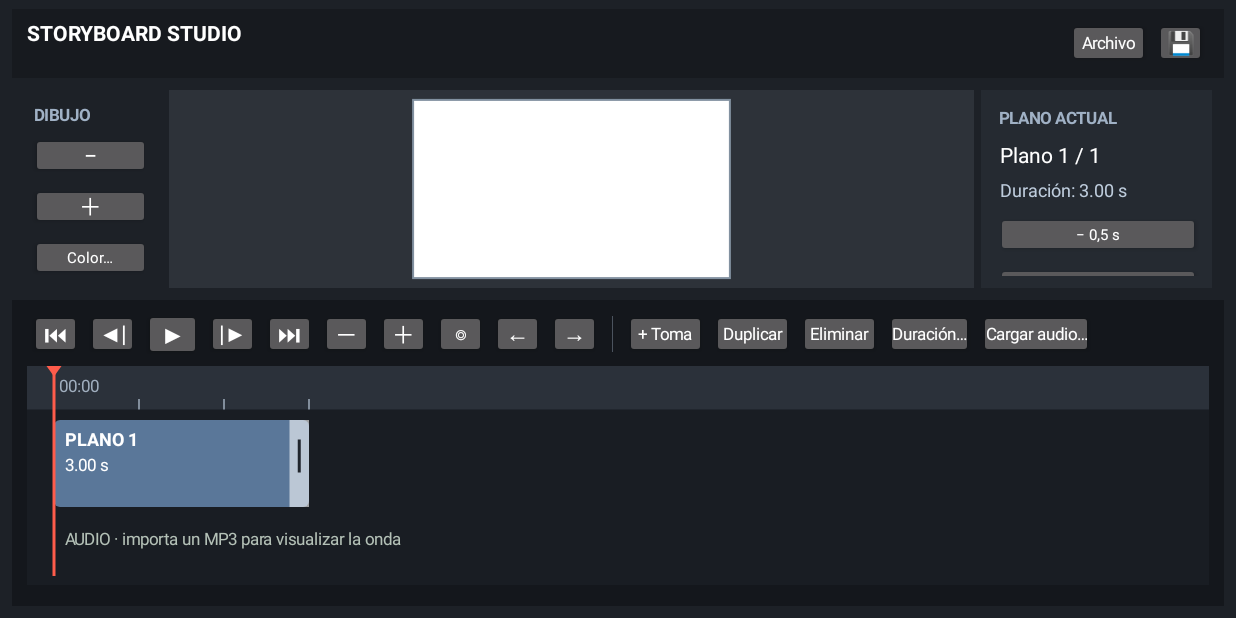
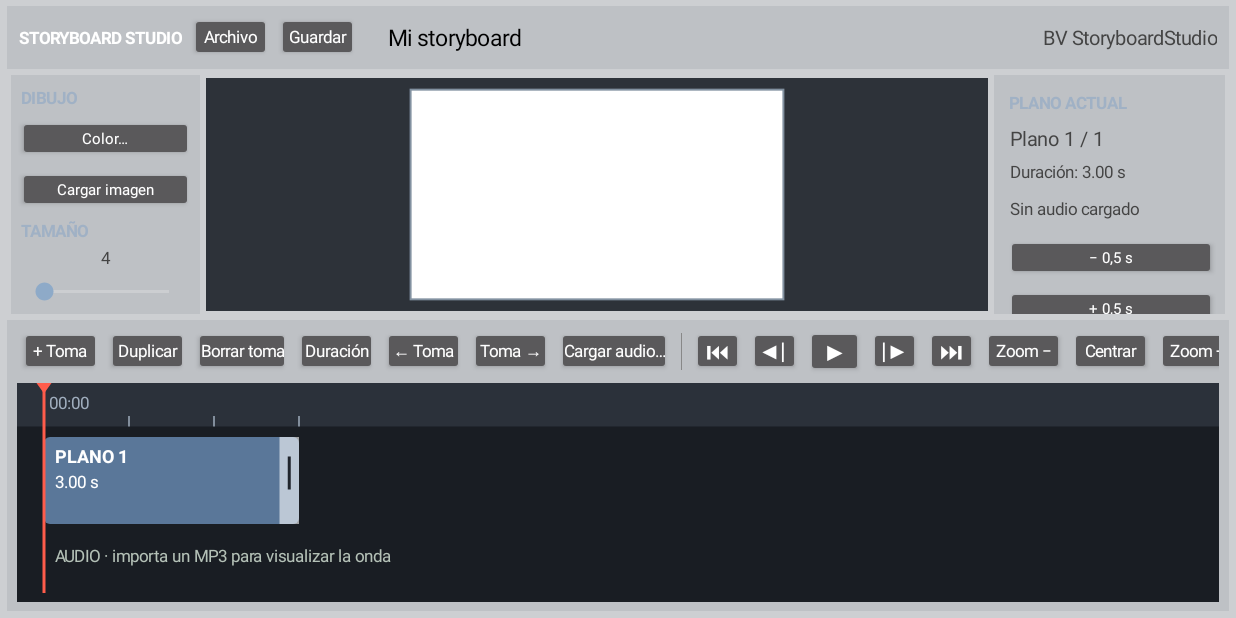
Before and after one commit to jos3bv/StoryboardStudio, an Android app: the screen it shows after launch (MainActivity), on a phone screen of 824 x 412 dp (held sideways). Run offline under Robolectric (Android 15) with nearby library versions, the phone set to English and light mode, and no system bars.

Commit message:
StoryboardStudio_0.8.2
StoryboardStudio_0.8.2

```diff
--- a/app/build.gradle.kts
+++ b/app/build.gradle.kts
@@ -11,8 +11,8 @@ android {
         applicationId = "com.josebv.storyboardstudio"
         minSdk = 23
         targetSdk = 28
-        versionCode = 10
-        versionName = "0.8.1"
+        versionCode = 11
+        versionName = "0.8.2"
     }
 
     compileOptions {
--- a/app/src/main/java/com/josebv/storyboardstudio/MainActivity.kt
+++ b/app/src/main/java/com/josebv/storyboardstudio/MainActivity.kt
@@ -44,6 +44,8 @@ class MainActivity : Activity() {
     private lateinit var timelineView: TimelineView
     private lateinit var status: TextView
     private lateinit var durationLabel: TextView
+    private lateinit var audioInfo: TextView
+    private lateinit var projectTitleLabel: TextView
     private lateinit var playPauseButton: Button
     private var paletteDialog: AlertDialog? = null
     private var mediaPlayer: MediaPlayer? = null
@@ -110,54 +112,69 @@ class MainActivity : Activity() {
     }
 
     private fun buildInterface() {
-        // Initialize the drawing surface before any brush controls query its settings.
-        drawing = DrawingView(this).apply {
-            onChanged = { scheduleAutosave() }
-        }
+        // Keep the drawing surface initialized before creating controls that read its settings.
+        drawing = DrawingView(this).apply { onChanged = { scheduleAutosave() } }
 
         val root = LinearLayout(this).apply {
             orientation = LinearLayout.VERTICAL
-            setBackgroundColor(Color.rgb(29, 33, 39))
-            setPadding(dp(8), dp(6), dp(8), dp(8))
-        }
-
+            setBackgroundColor(Color.rgb(205, 207, 210))
+            setPadding(dp(5), dp(4), dp(5), dp(5))
+        }
+
+        // Top bar: file actions and editable project title.
         val top = LinearLayout(this).apply {
             orientation = LinearLayout.HORIZONTAL
             gravity = Gravity.CENTER_VERTICAL
-            setPadding(dp(10), dp(6), dp(10), dp(6))
-            setBackgroundColor(Color.rgb(23, 26, 31))
-        }
-        val title = TextView(this).apply {
+            setPadding(dp(8), dp(3), dp(8), dp(3))
+            setBackgroundColor(Color.rgb(190, 193, 197))
+        }
+        val brand = TextView(this).apply {
             text = "STORYBOARD STUDIO"
             setTextColor(Color.WHITE)
-            textSize = 14f
+            textSize = 11f
             typeface = Typeface.DEFAULT_BOLD
-        }
-        top.addView(title, LinearLayout.LayoutParams(0, dp(34), 1f))
+            gravity = Gravity.CENTER_VERTICAL
+        }
+        top.addView(brand, LinearLayout.LayoutParams(dp(112), dp(38)))
         addButton(top, "Archivo") { showSessionDialog() }
-        addButton(top, "💾") { saveProject() }
-        root.addView(top)
+        addButton(top, "Guardar") { saveProject() }
+        projectTitleLabel = TextView(this).apply {
+            text = projectName
+            setTextColor(Color.BLACK)
+            textSize = 15f
+            gravity = Gravity.CENTER_VERTICAL
+            setPadding(dp(18), 0, dp(8), 0)
+            setOnClickListener { editProjectTitle(this) }
+        }
+        top.addView(projectTitleLabel, LinearLayout.LayoutParams(0, dp(38), 1f))
+        val appMark = TextView(this).apply {
+            text = "BV StoryboardStudio"
+            setTextColor(Color.DKGRAY)
+            textSize = 13f
+            gravity = Gravity.CENTER_VERTICAL or Gravity.END
+        }
+        top.addView(appMark, LinearLayout.LayoutParams(dp(155), dp(38)))
+        root.addView(top, LinearLayout.LayoutParams(-1, dp(42)))
 
         val work = LinearLayout(this).apply {
             orientation = LinearLayout.HORIZONTAL
-            setPadding(dp(8), dp(8), dp(8), dp(8))
-        }
-
+            setPadding(dp(3), dp(4), dp(3), dp(4))
+        }
+
+        // Left drawing/tool panel. Existing actions are retained; only their grouping changes.
         val tools = LinearLayout(this).apply {
             orientation = LinearLayout.VERTICAL
-            setPadding(dp(5), dp(6), dp(8), dp(6))
+            gravity = Gravity.TOP or Gravity.CENTER_HORIZONTAL
+            setPadding(dp(5), dp(5), dp(5), dp(5))
+            setBackgroundColor(Color.rgb(190, 193, 197))
         }
         addToolLabel(tools, "DIBUJO")
-        addButtonVertical(tools, "−") { drawing.changeBrush(-2f) }
-        addButtonVertical(tools, "＋") { drawing.changeBrush(2f) }
         addButtonVertical(tools, "Color…") { showBrushColorPalette() }
-        addButtonVertical(tools, "Imagen…") { chooseImage() }
+        addButtonVertical(tools, "Cargar imagen") { chooseImage() }
         addToolLabel(tools, "TAMAÑO")
         val brushSizeValue = TextView(this).apply {
-            text = "${drawing.activeBrushSize().toInt()}"
-            textSize = 11f
-            gravity = Gravity.CENTER
-            setTextColor(Color.LTGRAY)
+            text = drawing.activeBrushSize().toInt().toString()
+            textSize = 11f; gravity = Gravity.CENTER; setTextColor(Color.DKGRAY)
         }
         val brushSizeControl = SeekBar(this).apply {
             max = 199
@@ -169,17 +186,14 @@ class MainActivity : Activity() {
             })
         }
         tools.addView(brushSizeValue)
-        tools.addView(brushSizeControl, LinearLayout.LayoutParams(-1, dp(32)))
+        tools.addView(brushSizeControl, LinearLayout.LayoutParams(-1, dp(30)))
         addToolLabel(tools, "OPACIDAD")
         val brushOpacityValue = TextView(this).apply {
-            text = "${drawing.brushOpacity()}%"
-            textSize = 11f
-            gravity = Gravity.CENTER
-            setTextColor(Color.LTGRAY)
+            text = "${drawing.brushOpacity()}%"; textSize = 11f
+            gravity = Gravity.CENTER; setTextColor(Color.DKGRAY)
         }
         val brushOpacityControl = SeekBar(this).apply {
-            max = 100
-            progress = drawing.brushOpacity()
+            max = 100; progress = drawing.brushOpacity()
             setOnSeekBarChangeListener(simpleSeekListener {
                 drawing.configureBrush(drawing.activeBrushSize(), progress * 255 / 100, drawing.pressureEnabled())
                 brushOpacityValue.text = "${progress}%"
@@ -187,50 +201,78 @@ class MainActivity : Activity() {
             })
         }
         tools.addView(brushOpacityValue)
-        tools.addView(brushOpacityControl, LinearLayout.LayoutParams(-1, dp(32)))
-        addButtonVertical(tools, "✎") { drawing.setEraser(false); brushSizeValue.text = drawing.activeBrushSize().toInt().toString(); brushSizeControl.progress = (drawing.activeBrushSize()-1f).toInt().coerceIn(0,199) }
-        addButtonVertical(tools, "⌫") { drawing.setEraser(true); brushSizeValue.text = drawing.activeBrushSize().toInt().toString(); brushSizeControl.progress = (drawing.activeBrushSize()-1f).toInt().coerceIn(0,199) }
-        addButtonVertical(tools, "↶") { drawing.undo() }
-        addButtonVertical(tools, "▧") { confirmClear() }
-        addButtonVertical(tools, "T") { addTextNote() }
-        addButtonVertical(tools, "⌂ Vista") { drawing.resetViewport() }
-        work.addView(tools, LinearLayout.LayoutParams(dp(92), -1))
+        tools.addView(brushOpacityControl, LinearLayout.LayoutParams(-1, dp(30)))
+        addToolLabel(tools, "HERRAMIENTAS")
+        addButtonVertical(tools, "Lápiz") {
+            drawing.setEraser(false)
+            brushSizeValue.text = drawing.activeBrushSize().toInt().toString()
+            brushSizeControl.progress = (drawing.activeBrushSize()-1f).toInt().coerceIn(0,199)
+        }
+        addButtonVertical(tools, "Goma") {
+            drawing.setEraser(true)
+            brushSizeValue.text = drawing.activeBrushSize().toInt().toString()
+            brushSizeControl.progress = (drawing.activeBrushSize()-1f).toInt().coerceIn(0,199)
+        }
+        val pressureButton = Button(this).apply {
+            text = if (drawing.pressureEnabled()) "Presión: ON" else "Presión: OFF"
+            textSize = 10f; isAllCaps = false; minHeight = dp(30)
+            setOnClickListener {
+                val enabled = !drawing.pressureEnabled()
+                drawing.configureBrush(drawing.activeBrushSize(), drawing.brushOpacity() * 255 / 100, enabled)
+                text = if (enabled) "Presión: ON" else "Presión: OFF"
+                scheduleAutosave()
+            }
+        }
+        tools.addView(pressureButton, LinearLayout.LayoutParams(-1, dp(34)))
+        addButtonVertical(tools, "Deshacer") { drawing.undo() }
+        addButtonVertical(tools, "Texto") { addTextNote() }
+        addButtonVertical(tools, "Limpiar") { confirmClear() }
+        addButtonVertical(tools, "Centrar vista") { drawing.resetViewport() }
+        val toolsScroll = ScrollView(this).apply { isVerticalScrollBarEnabled = false; addView(tools) }
+        work.addView(toolsScroll, LinearLayout.LayoutParams(dp(126), -1))
 
         work.addView(drawing, LinearLayout.LayoutParams(0, -1, 1f).apply {
-            setMargins(dp(5), 0, dp(5), 0)
+            setMargins(dp(4), dp(2), dp(4), dp(2))
         })
 
+        // Right inspector panel: current shot, audio information and export actions.
         val side = LinearLayout(this).apply {
             orientation = LinearLayout.VERTICAL
-            setPadding(dp(10), dp(8), dp(8), dp(8))
-            setBackgroundColor(Color.rgb(37, 42, 49))
+            setPadding(dp(8), dp(8), dp(6), dp(6))
+            setBackgroundColor(Color.rgb(190, 193, 197))
         }
         addToolLabel(side, "PLANO ACTUAL")
         status = TextView(this).apply {
-            setTextColor(Color.WHITE)
-            textSize = 14f
+            setTextColor(Color.DKGRAY); textSize = 13f
             setPadding(dp(3), dp(5), dp(3), dp(3))
         }
         side.addView(status)
         durationLabel = TextView(this).apply {
-            setTextColor(Color.rgb(190, 204, 220))
-            textSize = 12f
+            setTextColor(Color.DKGRAY); textSize = 11f
             setPadding(dp(3), dp(3), dp(3), dp(5))
         }
         side.addView(durationLabel)
+        audioInfo = TextView(this).apply {
+            setTextColor(Color.DKGRAY); textSize = 11f
+            setPadding(dp(3), dp(5), dp(3), dp(8))
+            text = "Sin audio cargado"
+        }
+        side.addView(audioInfo)
         addButtonVertical(side, "− 0,5 s") { changeDuration(-500) }
-        addButtonVertical(side, "＋ 0,5 s") { changeDuration(500) }
-        addButtonVertical(side, "Exportar plano PNG") { exportCurrentPng() }
-        addButtonVertical(side, "Exportar todos PNG") { exportAllPng() }
-        addButtonVertical(side, "Exportar storyboard PDF") { exportPdf() }
-        work.addView(side, LinearLayout.LayoutParams(dp(154), -1))
-
+        addButtonVertical(side, "+ 0,5 s") { changeDuration(500) }
+        addToolLabel(side, "EXPORTAR")
+        addButtonVertical(side, "Plano PNG") { exportCurrentPng() }
+        addButtonVertical(side, "Todos PNG") { exportAllPng() }
+        addButtonVertical(side, "Storyboard PDF") { exportPdf() }
+        val sideScroll = ScrollView(this).apply { isVerticalScrollBarEnabled = false; addView(side) }
+        work.addView(sideScroll, LinearLayout.LayoutParams(dp(154), -1))
         root.addView(work, LinearLayout.LayoutParams(-1, 0, 1f))
 
+        // Bottom timeline: shot editing first, transport controls in the middle, zoom at the end.
         val timelinePanel = LinearLayout(this).apply {
             orientation = LinearLayout.VERTICAL
-            setPadding(dp(10), dp(6), dp(10), dp(8))
-            setBackgroundColor(Color.rgb(20, 23, 28))
+            setPadding(dp(7), dp(4), dp(7), dp(5))
+            setBackgroundColor(Color.rgb(190, 193, 197))
         }
         val timelineToolbarScroll = HorizontalScrollView(this).apply {
             isHorizontalScrollBarEnabled = false
@@ -240,36 +282,29 @@ class MainActivity : Activity() {
             orientation = LinearLayout.HORIZONTAL
             gravity = Gravity.CENTER_VERTICAL
         }
-        // Navigation and playback stay on the left.
+        addButton(timelineToolbar, "+ Toma") { addFrame() }
+        addButton(timelineToolbar, "Duplicar") { duplicateFrame() }
+        addButton(timelineToolbar, "Borrar toma") { deleteFrame() }
+        addButton(timelineToolbar, "Duración") { editDuration() }
+        addButton(timelineToolbar, "← Toma") { moveSelectedFrame(-1) }
+        addButton(timelineToolbar, "Toma →") { moveSelectedFrame(1) }
+        addButton(timelineToolbar, "Cargar audio…") { chooseAudio() }
+        val separator = View(this).apply { setBackgroundColor(Color.GRAY) }
+        timelineToolbar.addView(separator, LinearLayout.LayoutParams(dp(1), dp(25)).apply {
+            setMargins(dp(5), 0, dp(5), 0)
+        })
         addButton(timelineToolbar, "⏮") { seekToTimelinePosition(0) }
-        addButton(timelineToolbar, "◀|") {
-            stopPlayback()
-            selectFrame((currentFrame - 1).coerceAtLeast(0), true)
+        addButton(timelineToolbar, "◀| ") {
+            stopPlayback(); selectFrame((currentFrame - 1).coerceAtLeast(0), true)
         }
         playPauseButton = addButtonReturning(timelineToolbar, "▶") { toggleAudio() }
         addButton(timelineToolbar, "|▶") {
-            stopPlayback()
-            selectFrame((currentFrame + 1).coerceAtMost(frameDurations.lastIndex), true)
+            stopPlayback(); selectFrame((currentFrame + 1).coerceAtMost(frameDurations.lastIndex), true)
         }
         addButton(timelineToolbar, "⏭") { seekToTimelinePosition(totalDuration()) }
-        addButton(timelineToolbar, "－") { timelineView.changeZoom(0.8f) }
-        addButton(timelineToolbar, "＋") { timelineView.changeZoom(1.25f) }
-        addButton(timelineToolbar, "◎") { timelineView.centerOnPlayhead() }
-        addButton(timelineToolbar, "←") { moveSelectedFrame(-1) }
-        addButton(timelineToolbar, "→") { moveSelectedFrame(1) }
-
-        val separator = View(this).apply {
-            setBackgroundColor(Color.rgb(75, 83, 94))
-        }
-        timelineToolbar.addView(separator, LinearLayout.LayoutParams(dp(1), dp(24)).apply {
-            setMargins(dp(6), 0, dp(6), 0)
-        })
-        // Shot and audio actions stay on the right.
-        addButton(timelineToolbar, "+ Toma") { addFrame() }
-        addButton(timelineToolbar, "Duplicar") { duplicateFrame() }
-        addButton(timelineToolbar, "Eliminar") { deleteFrame() }
-        addButton(timelineToolbar, "Duración…") { editDuration() }
-        addButton(timelineToolbar, "Cargar audio…") { chooseAudio() }
+        addButton(timelineToolbar, "Zoom −") { timelineView.changeZoom(0.8f) }
+        addButton(timelineToolbar, "Centrar") { timelineView.centerOnPlayhead() }
+        addButton(timelineToolbar, "Zoom +") { timelineView.changeZoom(1.25f) }
         timelineToolbarScroll.addView(timelineToolbar, ViewGroup.LayoutParams(-2, -2))
         timelinePanel.addView(timelineToolbarScroll, LinearLayout.LayoutParams(-1, dp(38)))
 
@@ -282,17 +317,14 @@ class MainActivity : Activity() {
             onDurationChanged = { index, duration ->
                 if (index in frameDurations.indices) {
                     frameDurations[index] = duration
-                    updateFrameStatus()
-                    updateTimeline()
-                    scheduleAutosave()
+                    updateFrameStatus(); updateTimeline(); scheduleAutosave()
                 }
             }
             onSeek = { position ->
                 mediaPlayer?.let {
                     it.seekTo(position.coerceIn(0, max(0, audioDurationMs)))
                     timelineView.setPlayhead(position)
-                    val idx = frameAtTime(position)
-                    selectFrame(idx, false)
+                    selectFrame(frameAtTime(position), false)
                 }
             }
             onMoveFrame = { from, to -> moveFrame(from, to) }
@@ -300,12 +332,28 @@ class MainActivity : Activity() {
         horizontalScroll.addView(timelineView, ViewGroup.LayoutParams(
             ViewGroup.LayoutParams.WRAP_CONTENT, dp(146)
         ))
-        timelinePanel.addView(horizontalScroll, LinearLayout.LayoutParams(-1, dp(152)))
-        root.addView(timelinePanel)
+        timelinePanel.addView(horizontalScroll, LinearLayout.LayoutParams(-1, dp(150)))
+        root.addView(timelinePanel, LinearLayout.LayoutParams(-1, dp(194)))
 
         setContentView(root)
         updateFrameStatus()
         updateTimeline()
+    }
+
+    private fun editProjectTitle(titleView: TextView) {
+        val input = EditText(this).apply { setText(projectName); hint = "Título del proyecto"; selectAll() }
+        AlertDialog.Builder(this)
+            .setTitle("Título del proyecto")
+            .setView(input)
+            .setNegativeButton("Cancelar", null)
+            .setPositiveButton("Aplicar") { _, _ ->
+                val value = input.text.toString().trim()
+                if (value.isNotEmpty()) {
+                    projectName = value
+                    titleView.text = projectName
+                    scheduleAutosave()
+                }
+            }.show()
     }
 
     private fun dp(value: Int): Int = (value * resources.displayMetrics.density).toInt()
@@ -406,6 +454,8 @@ class MainActivity : Activity() {
         val duration = frameDurations.getOrElse(currentFrame) { 3000 }
         status.text = "Plano ${currentFrame + 1} / ${frameDurations.size}"
         durationLabel.text = "Duración: ${formatTime(duration)}"
+        if (::audioInfo.isInitialized) audioInfo.text = if (audioDurationMs > 0) "Audio cargado · ${formatTime(audioDurationMs)}" else "Sin audio cargado"
+        if (::projectTitleLabel.isInitialized) projectTitleLabel.text = projectName
     }
 
     private fun updateTimeline() {
@@ -543,7 +593,7 @@ class MainActivity : Activity() {
             opacityLabel.text = "Opacidad ${opacity.progress}%"; scheduleAutosave()
         })
         panel.addView(opacity)
-        AlertDialog.Builder(this).setTitle("Fill Color").setView(panel).setPositiveButton("Listo", null).show()
+        AlertDialog.Builder(this).setTitle("Color del pincel").setView(panel).setPositiveButton("Listo", null).show()
     }
 
     private fun chooseImage() {
@@ -715,6 +765,7 @@ class MainActivity : Activity() {
                 setDataSource(this@MainActivity, uri)
                 setOnPreparedListener { player ->
                     audioDurationMs = player.duration
+                    updateFrameStatus()
                     updateTimeline()
                     setStatus("Audio cargado · ${formatTime(audioDurationMs)}")
                     scheduleAutosave()
```
Also changed, not shown: 1 other file.
